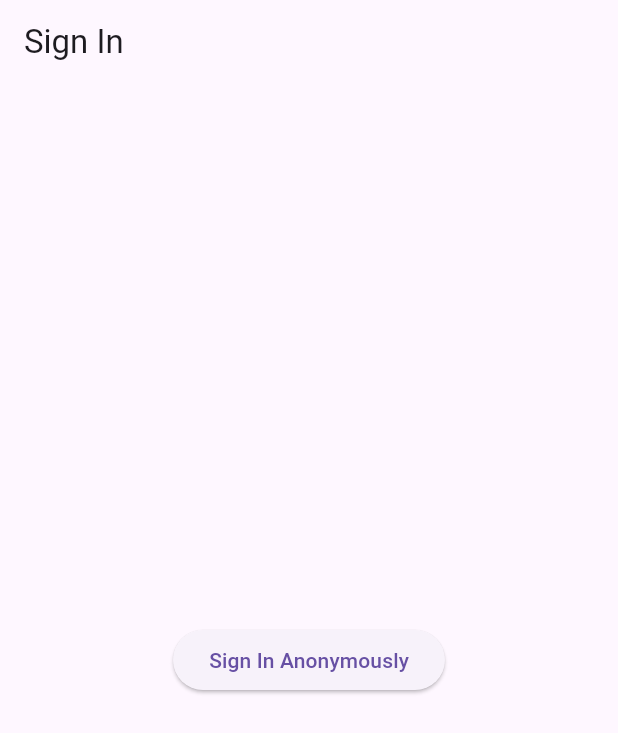
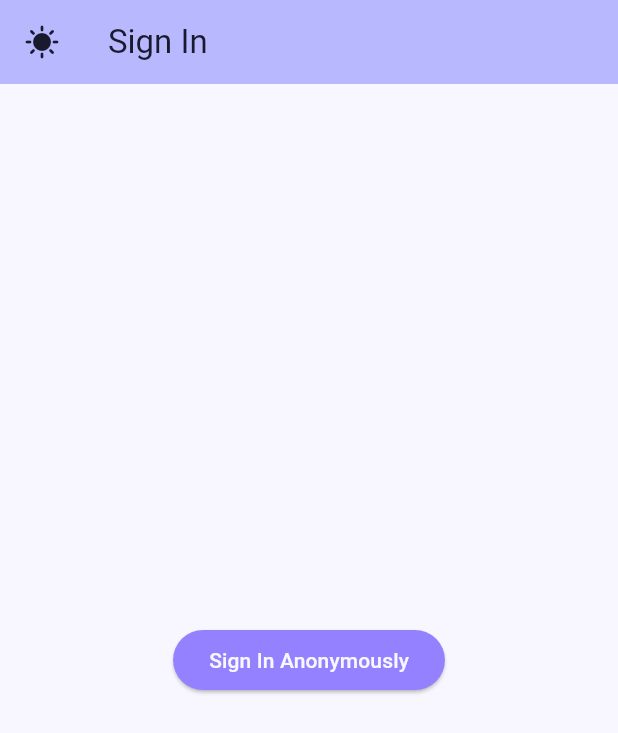
Before and after one commit to eeeedgar/pondo_flutter_intro, a Flutter app: the screen it shows after launch, on a phone screen of 412 x 824 dp. Shown: the top 733 px of the screen. Run offline on Flutter 3.47's test engine with Material 3 defaults, Android fonts, the phone set to English and light mode, and no system bars; our stand-ins replace firebase_auth, firebase_core, firebase_database, freezed_annotation, shared_preferences; accounts and stored records are empty.

Commit message:
update theme

```diff
--- /dev/null
+++ b/lib/core/theme/theme_controller.dart
@@ -0,0 +1,68 @@
+import 'package:flutter/material.dart';
+import 'package:shared_preferences/shared_preferences.dart';
+
+class ThemeController extends InheritedWidget {
+  final ThemeMode themeMode;
+  final Function toggleTheme;
+
+  const ThemeController({
+    super.key,
+    required this.themeMode,
+    required this.toggleTheme,
+    required super.child,
+  });
+
+  static ThemeController of(BuildContext context) {
+    return context.dependOnInheritedWidgetOfExactType<ThemeController>()!;
+  }
+
+  bool get isDark => themeMode == ThemeMode.dark;
+
+  @override
+  bool updateShouldNotify(ThemeController oldWidget) {
+    return oldWidget.themeMode != themeMode;
+  }
+}
+
+class ThemeModel extends StatefulWidget {
+  final Widget child;
+  const ThemeModel({super.key, required this.child});
+
+  @override
+  State<ThemeModel> createState() => _ThemeModelState();
+}
+
+class _ThemeModelState extends State<ThemeModel> {
+  ThemeMode _themeMode = ThemeMode.light;
+
+  @override
+  void initState() {
+    super.initState();
+    _loadTheme();
+  }
+
+  void _loadTheme() async {
+    SharedPreferences prefs = await SharedPreferences.getInstance();
+    bool isDark = prefs.getBool('isDarkTheme') ?? false;
+    setState(() {
+      _themeMode = isDark ? ThemeMode.dark : ThemeMode.light;
+    });
+  }
+
+  void _toggleTheme() async {
+    setState(() {
+      _themeMode = (_themeMode == ThemeMode.dark) ? ThemeMode.light : ThemeMode.dark;
+    });
+    SharedPreferences prefs = await SharedPreferences.getInstance();
+    prefs.setBool('isDarkTheme', _themeMode == ThemeMode.dark);
+  }
+
+  @override
+  Widget build(BuildContext context) {
+    return ThemeController(
+      themeMode: _themeMode,
+      toggleTheme: _toggleTheme,
+      child: widget.child,
+    );
+  }
+}
--- /dev/null
+++ b/lib/core/theme/theme_dark.dart
@@ -0,0 +1,52 @@
+import 'package:flutter/material.dart';
+
+final ThemeData darkTheme = ThemeData(
+  brightness: Brightness.dark,
+  primaryColor: Color(0xFF9381FF),
+  scaffoldBackgroundColor: Color(0xFF1A1A2E),
+  colorScheme: ColorScheme.dark(
+    primary: Color(0xFF9381FF),
+    secondary: Color(0xFFB8B8FF),
+    surface: Color(0xFF1A1A2E),
+    error: Colors.redAccent,
+    onPrimary: Color(0xFFF8F7FF),
+    onSecondary: Color(0xFFF8F7FF),
+    onSurface: Color(0xFFF8F7FF),
+    onError: Color(0xFFF8F7FF),
+  ),
+  appBarTheme: AppBarTheme(
+    backgroundColor: Color(0xFF9381FF),
+    foregroundColor: Color(0xFFF8F7FF),
+  ),
+  floatingActionButtonTheme: FloatingActionButtonThemeData(
+    backgroundColor: Color(0xFFB8B8FF),
+    foregroundColor: Color(0xFF1A1A2E),
+  ),
+  elevatedButtonTheme: ElevatedButtonThemeData(
+    style: ElevatedButton.styleFrom(
+      backgroundColor: Color(0xFF9381FF),
+      foregroundColor: Color(0xFFF8F7FF),
+    ),
+  ),
+  outlinedButtonTheme: OutlinedButtonThemeData(
+    style: OutlinedButton.styleFrom(
+      foregroundColor: Color(0xFFB8B8FF),
+      side: BorderSide(color: Color(0xFFB8B8FF)),
+    ),
+  ),
+  textButtonTheme: TextButtonThemeData(
+    style: TextButton.styleFrom(
+      foregroundColor: Color(0xFFB8B8FF),
+    ),
+  ),
+  inputDecorationTheme: InputDecorationTheme(
+    filled: true,
+    fillColor: Color(0xFF1A1A2E),
+    focusedBorder: OutlineInputBorder(
+      borderSide: BorderSide(color: Color(0xFF9381FF), width: 2),
+    ),
+    enabledBorder: OutlineInputBorder(
+      borderSide: BorderSide(color: Color(0xFFB8B8FF), width: 1),
+    ),
+  ),
+);
--- /dev/null
+++ b/lib/core/theme/theme_light.dart
@@ -0,0 +1,52 @@
+import 'package:flutter/material.dart';
+
+final ThemeData lightTheme = ThemeData(
+  brightness: Brightness.light,
+  primaryColor: Color(0xFFF8F7FF),
+  scaffoldBackgroundColor: Color(0xFFF8F7FF),
+  colorScheme: ColorScheme.light(
+    primary: Color(0xFFF8F7FF),
+    secondary: Color(0xFFB8B8FF),
+    surface: Color(0xFFF8F7FF),
+    error: Colors.redAccent,
+    onPrimary: Color(0xFF1A1A2E),
+    onSecondary: Color(0xFF1A1A2E),
+    onSurface: Color(0xFF1A1A2E),
+    onError: Color(0xFFF8F7FF),
+  ),
+  appBarTheme: AppBarTheme(
+    backgroundColor: Color(0xFFB8B8FF),
+    foregroundColor: Color(0xFF1A1A2E),
+  ),
+  floatingActionButtonTheme: FloatingActionButtonThemeData(
+    backgroundColor: Color(0xFF9381FF),
+    foregroundColor: Color(0xFFF8F7FF),
+  ),
+  elevatedButtonTheme: ElevatedButtonThemeData(
+    style: ElevatedButton.styleFrom(
+      backgroundColor: Color(0xFF9381FF),
+      foregroundColor: Color(0xFFF8F7FF),
+    ),
+  ),
+  outlinedButtonTheme: OutlinedButtonThemeData(
+    style: OutlinedButton.styleFrom(
+      foregroundColor: Color(0xFF9381FF),
+      side: BorderSide(color: Color(0xFF9381FF)),
+    ),
+  ),
+  textButtonTheme: TextButtonThemeData(
+    style: TextButton.styleFrom(
+      foregroundColor: Color(0xFF9381FF),
+    ),
+  ),
+  inputDecorationTheme: InputDecorationTheme(
+    filled: true,
+    fillColor: Color(0xFFF8F7FF),
+    focusedBorder: OutlineInputBorder(
+      borderSide: BorderSide(color: Color(0xFF9381FF), width: 2),
+    ),
+    enabledBorder: OutlineInputBorder(
+      borderSide: BorderSide(color: Color(0xFFB8B8FF), width: 1),
+    ),
+  ),
+);
--- /dev/null
+++ b/lib/core/theme/widgets/custom_app_bar.dart
@@ -0,0 +1,29 @@
+import 'package:flutter/material.dart';
+import 'package:pondo_flutter_intro/core/theme/theme_controller.dart';
+
+class CustomAppBar extends StatelessWidget implements PreferredSizeWidget {
+  final String title;
+  final List<Widget>? actions;
+
+  const CustomAppBar({
+    super.key,
+    required this.title,
+    this.actions,
+  }) : preferredSize = const Size.fromHeight(kToolbarHeight);
+
+  @override
+  final Size preferredSize;
+
+  @override
+  Widget build(BuildContext context) {
+    final themeController = ThemeController.of(context);
+    return AppBar(
+      title: Text(title),
+      leading: IconButton(
+        icon: Icon(themeController.isDark ? Icons.nightlight_round : Icons.sunny),
+        onPressed: () => themeController.toggleTheme(),
+      ),
+      actions: actions,
+    );
+  }
+}
--- a/lib/feature/auth/view/auth_sign_in_anonymous_screen.dart
+++ b/lib/feature/auth/view/auth_sign_in_anonymous_screen.dart
@@ -1,4 +1,5 @@
 import 'package:flutter/material.dart';
+import 'package:pondo_flutter_intro/core/theme/widgets/custom_app_bar.dart';
 import 'package:pondo_flutter_intro/feature/auth/provider/auth_provider.dart';
 
 class AuthSignInAnonymousScreen extends StatelessWidget {
@@ -8,7 +9,7 @@ class AuthSignInAnonymousScreen extends StatelessWidget {
   Widget build(BuildContext context) {
     final auth = AuthorirazionProvider.of(context);
     return Scaffold(
-      appBar: AppBar(title: const Text('Sign In')),
+      appBar: CustomAppBar(title: 'Sign In'),
       body: Center(
         child: ElevatedButton(
           onPressed: () => auth.signInAnonymously(context),
--- a/lib/feature/task/view/screens/task_create_screen.dart
+++ b/lib/feature/task/view/screens/task_create_screen.dart
@@ -1,4 +1,5 @@
 import 'package:flutter/material.dart';
+import 'package:pondo_flutter_intro/core/theme/widgets/custom_app_bar.dart';
 import 'package:pondo_flutter_intro/feature/task/provider/task_list_provider.dart';
 
 class TaskCreateScreen extends StatefulWidget {
@@ -16,7 +17,7 @@ class _TaskCreateScreenState extends State<TaskCreateScreen> {
   @override
   Widget build(BuildContext context) {
     return Scaffold(
-      appBar: AppBar(title: const Text('Create Task')),
+      appBar: CustomAppBar(title: 'Create Task'),
       body: Padding(
         padding: const EdgeInsets.all(16.0),
         child: Form(
--- a/lib/feature/task/view/screens/task_list_screen.dart
+++ b/lib/feature/task/view/screens/task_list_screen.dart
@@ -1,4 +1,5 @@
 import 'package:flutter/material.dart';
+import 'package:pondo_flutter_intro/core/theme/widgets/custom_app_bar.dart';
 import 'package:pondo_flutter_intro/feature/auth/provider/auth_provider.dart';
 import 'package:pondo_flutter_intro/feature/task/provider/task_list_provider.dart';
 import 'package:pondo_flutter_intro/feature/task/view/widgets/task_list_tile.dart';
@@ -10,10 +11,11 @@ class TaskListScreen extends StatelessWidget {
   @override
   Widget build(BuildContext context) {
     final tasksProvider = TasksProvider.of(context);
+
     final tasks = tasksProvider.filteredTasks;
     return Scaffold(
-      appBar: AppBar(
-        title: const Text('Task list'),
+      appBar: CustomAppBar(
+        title: 'Task list',
         actions: [
           IconButton(
             icon: Icon(
--- a/lib/main.dart
+++ b/lib/main.dart
@@ -3,6 +3,9 @@ import 'package:firebase_database/firebase_database.dart';
 import 'package:flutter/material.dart';
 
 import 'package:firebase_core/firebase_core.dart';
+import 'package:pondo_flutter_intro/core/theme/theme_controller.dart';
+import 'package:pondo_flutter_intro/core/theme/theme_dark.dart';
+import 'package:pondo_flutter_intro/core/theme/theme_light.dart';
 import 'package:pondo_flutter_intro/di/app_dependencies.dart';
 import 'package:pondo_flutter_intro/feature/auth/data/auth_repository_impl.dart';
 import 'package:pondo_flutter_intro/feature/auth/provider/auth_provider.dart';
@@ -16,7 +19,8 @@ void main() async {
     options: DefaultFirebaseOptions.currentPlatform,
   );
   runApp(
-    AppDependencies(
+    ThemeModel(
+      child: AppDependencies(
         authRepository: AuthRepositoryImpl(
           firebaseAuth: FirebaseAuth.instance,
         ),
@@ -24,6 +28,7 @@ void main() async {
           tasksRef: FirebaseDatabase.instance.ref().child('tasks'),
         ),
         child: const MainApp(),
+      ),
     ),
   );
 }
@@ -40,6 +45,9 @@ class _MainAppState extends State<MainApp> {
   Widget build(BuildContext context) => AuthorirazionProvider(
         authRepository: AppDependencies.of(context).authRepository,
         child: MaterialApp(
+          theme: lightTheme,
+          darkTheme: darkTheme,
+          themeMode: ThemeController.of(context).themeMode,
           home: AuthWrapper(),
         ),
       );
```
Lines whose indentation alone changed are shown as unchanged.
